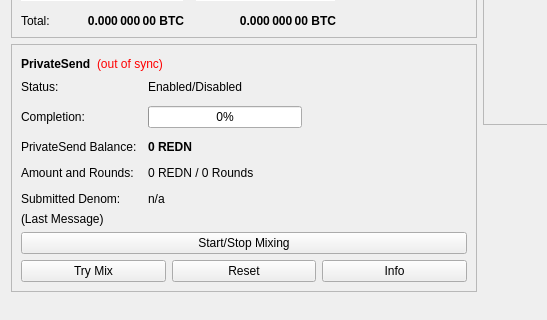
First picture: the form in src/qt/forms/overviewpage.ui, repository reefcore/ReefCoin, before the edit; both pictures show x 0 to 547 and y 178 to 498 of the 960 by 585 pixel window.
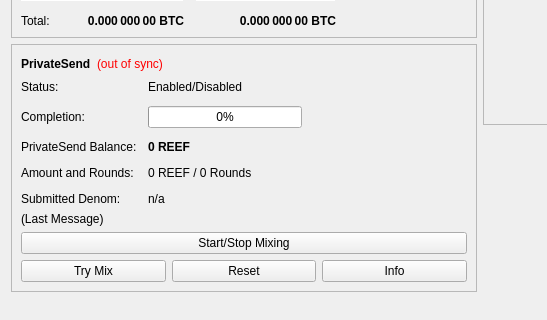
Second picture: the form after the edit.

```diff
--- a/src/qt/forms/overviewpage.ui
+++ b/src/qt/forms/overviewpage.ui
@@ -511,7 +511,7 @@
                </font>
               </property>
               <property name="text">
-               <string notr="true">0 REDN</string>
+               <string notr="true">0 REEF</string>
               </property>
              </widget>
             </item>
@@ -525,7 +525,7 @@
             <item row="3" column="1">
              <widget class="QLabel" name="labelAmountRounds">
               <property name="text">
-               <string>0 REDN / 0 Rounds</string>
+               <string>0 REEF / 0 Rounds</string>
               </property>
              </widget>
             </item>
```
